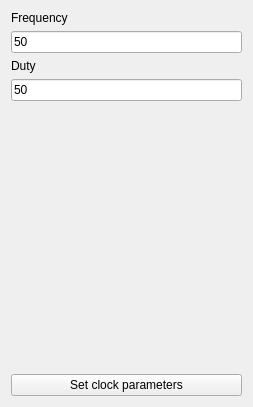
Above: ui/clockpatternui.ui from analogdevicesinc/scopy before the change. Below: the same form after it.
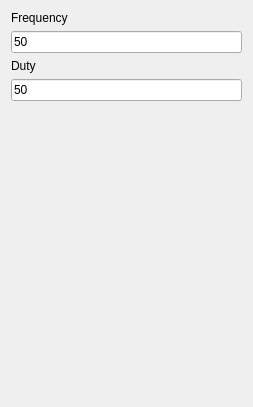
That is the form after the change.

Commit message: PatternGenerator: Fix UI warnings

What changed in the file:
```diff
--- a/ui/clockpatternui.ui
+++ b/ui/clockpatternui.ui
@@ -21,13 +21,6 @@
      </property>
     </widget>
    </item>
-   <item row="5" column="1">
-    <widget class="QPushButton" name="setClockParams">
-     <property name="text">
-      <string>Set clock parameters</string>
-     </property>
-    </widget>
-   </item>
    <item row="1" column="1">
     <widget class="QLineEdit" name="frequencyEdit">
      <property name="text">
```
The commit also changes 7 other files.
